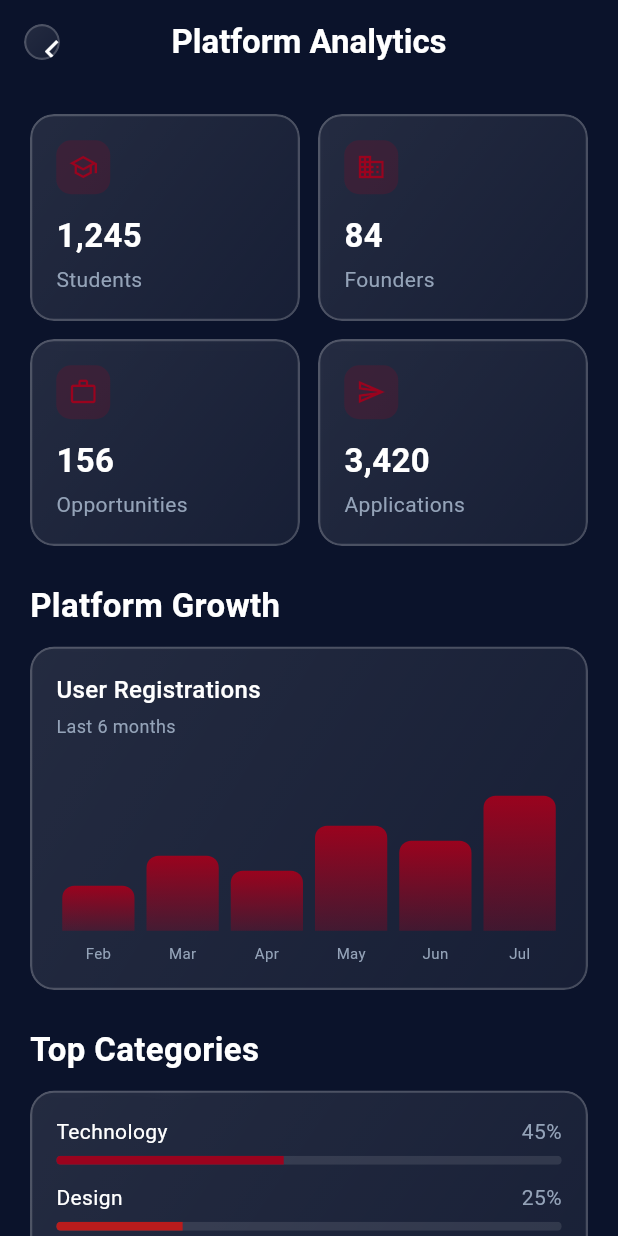
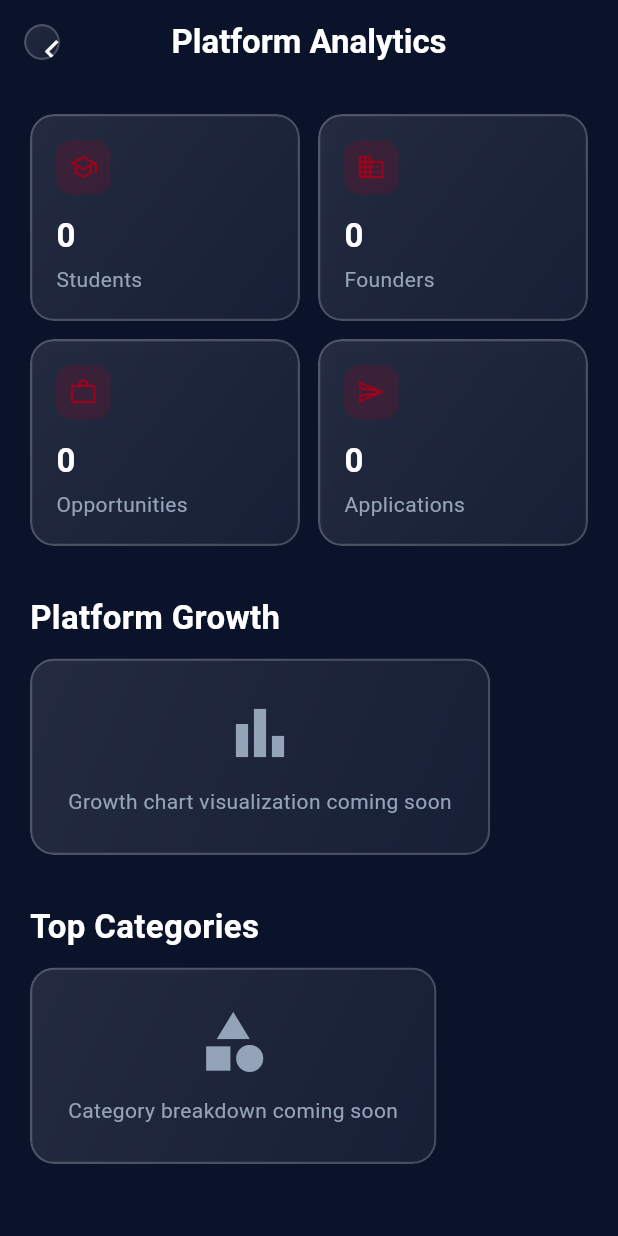
Before and after one commit to ingdia/alu_spark, a Flutter app: the AdminAnalyticsScreen screen opened by its route, on a phone screen of 412 x 824 dp. Run offline on Flutter 3.47's test engine with Material 3 defaults, Android fonts, the phone set to English and light mode, and no system bars; our stand-ins replace cloud_firestore, file_picker, firebase_auth, firebase_core, firebase_storage, flutter_riverpod and 1 more; accounts and stored records are empty.

Commit message:
feat(admin): wire analytics screen to Firestore for platform metrics
- Created PlatformStats entity to aggregate core platform metrics
- Implemented AnalyticsRepository to fetch counts from users,

```diff
--- a/lib/core/providers/repository_providers.dart
+++ b/lib/core/providers/repository_providers.dart
@@ -7,6 +7,8 @@ import 'package:alu_spark/features/startup_profile/data/repositories/startup_rep
 import 'package:alu_spark/features/startup_profile/domain/repositories/startup_repository.dart';
 import 'package:alu_spark/features/admin_user_management/data/repositories/user_repository_impl.dart';
 import 'package:alu_spark/features/admin_user_management/domain/repositories/user_repository.dart';
+import 'package:alu_spark/features/admin_analytics/data/repositories/analytics_repository_impl.dart';
+import 'package:alu_spark/features/admin_analytics/domain/repositories/analytics_repository.dart';
 
 // Opportunity Repository
 final opportunityRepositoryProvider = Provider<OpportunityRepository>((ref) {
@@ -27,3 +29,8 @@ final startupRepositoryProvider = Provider<StartupRepository>((ref) {
 final userRepositoryProvider = Provider<UserRepository>((ref) {
   return UserRepositoryImpl();
 });
+
+// Analytics Repository (For Admin)
+final analyticsRepositoryProvider = Provider<AnalyticsRepository>((ref) {
+  return AnalyticsRepositoryImpl();
+});
--- /dev/null
+++ b/lib/features/admin_analytics/data/repositories/analytics_repository_impl.dart
@@ -0,0 +1,35 @@
+import 'package:cloud_firestore/cloud_firestore.dart';
+import 'package:alu_spark/features/admin_analytics/domain/entities/platform_stats.dart';
+import 'package:alu_spark/features/admin_analytics/domain/repositories/analytics_repository.dart';
+
+class AnalyticsRepositoryImpl implements AnalyticsRepository {
+  final FirebaseFirestore _firestore;
+
+  AnalyticsRepositoryImpl({FirebaseFirestore? firestore})
+      : _firestore = firestore ?? FirebaseFirestore.instance;
+
+  @override
+  Future<PlatformStats> getPlatformStats() async {
+    // Note: In a production app, use Cloud Functions to maintain a 'stats' document
+    // to avoid reading entire collections on every load.
+    final usersSnap = await _firestore.collection('users').get();
+    final oppsSnap = await _firestore.collection('opportunities').get();
+    final appsSnap = await _firestore.collection('applications').get();
+
+    int students = 0;
+    int founders = 0;
+
+    for (var doc in usersSnap.docs) {
+      final role = doc.data()['role'];
+      if (role == 'student') students++;
+      if (role == 'founder') founders++;
+    }
+
+    return PlatformStats(
+      totalStudents: students,
+      totalFounders: founders,
+      totalOpportunities: oppsSnap.size,
+      totalApplications: appsSnap.size,
+    );
+  }
+}
--- /dev/null
+++ b/lib/features/admin_analytics/domain/entities/platform_stats.dart
@@ -0,0 +1,13 @@
+class PlatformStats {
+  final int totalStudents;
+  final int totalFounders;
+  final int totalOpportunities;
+  final int totalApplications;
+
+  PlatformStats({
+    required this.totalStudents,
+    required this.totalFounders,
+    required this.totalOpportunities,
+    required this.totalApplications,
+  });
+}
--- /dev/null
+++ b/lib/features/admin_analytics/domain/repositories/analytics_repository.dart
@@ -0,0 +1,5 @@
+import 'package:alu_spark/features/admin_analytics/domain/entities/platform_stats.dart';
+
+abstract class AnalyticsRepository {
+  Future<PlatformStats> getPlatformStats();
+}
--- /dev/null
+++ b/lib/features/admin_analytics/presentation/providers/analytics_provider.dart
@@ -0,0 +1,8 @@
+import 'package:flutter_riverpod/flutter_riverpod.dart';
+import 'package:alu_spark/core/providers/repository_providers.dart';
+import 'package:alu_spark/features/admin_analytics/domain/entities/platform_stats.dart';
+
+final platformStatsProvider = FutureProvider<PlatformStats>((ref) {
+  final repository = ref.watch(analyticsRepositoryProvider);
+  return repository.getPlatformStats();
+});
--- a/lib/features/admin_analytics/presentation/screens/admin_analytics_screen.dart
+++ b/lib/features/admin_analytics/presentation/screens/admin_analytics_screen.dart
@@ -3,41 +3,33 @@ import 'package:flutter_riverpod/flutter_riverpod.dart';
 import 'package:alu_spark/app/theme/app_colors.dart';
 import 'package:alu_spark/app/theme/app_text_styles.dart';
 import 'package:alu_spark/core/widgets/glassmorphism_container.dart';
+import 'package:alu_spark/core/widgets/loading_widget.dart';
+import 'package:alu_spark/core/widgets/error_state_widget.dart';
+import 'package:alu_spark/features/admin_analytics/presentation/providers/analytics_provider.dart';
+import 'package:alu_spark/features/admin_analytics/domain/entities/platform_stats.dart';
 
 class AdminAnalyticsScreen extends ConsumerWidget {
   const AdminAnalyticsScreen({super.key});
 
   @override
   Widget build(BuildContext context, WidgetRef ref) {
+    final statsAsync = ref.watch(platformStatsProvider);
+
     return Scaffold(
       backgroundColor: AppColors.darkBlue,
-      appBar: _buildAppBar(context),
-      body: SingleChildScrollView(
-        padding: const EdgeInsets.all(20),
-        child: Column(
-          crossAxisAlignment: CrossAxisAlignment.start,
-          children: [
-            _buildSummaryStats(),
-            const SizedBox(height: 24),
-            _buildSectionTitle('Platform Growth'),
-            const SizedBox(height: 12),
-            _buildGrowthChart(),
-            const SizedBox(height: 24),
-            _buildSectionTitle('Top Categories'),
-            const SizedBox(height: 12),
-            _buildTopCategories(),
-            const SizedBox(height: 24),
-            _buildSectionTitle('Recent Activity'),
-            const SizedBox(height: 12),
-            _buildRecentActivity(),
-            const SizedBox(height: 20),
-          ],
+      appBar: _buildAppBar(),
+      body: statsAsync.when(
+        loading: () => const LoadingWidget(message: 'Calculating platform metrics...'),
+        error: (error, _) => ErrorStateWidget(
+          message: error.toString(),
+          onRetry: () => ref.invalidate(platformStatsProvider),
         ),
+        data: (stats) => _buildContent(context, stats),
       ),
     );
   }
 
-  PreferredSizeWidget _buildAppBar(BuildContext context) {
+  PreferredSizeWidget _buildAppBar() {
     return AppBar(
       backgroundColor: Colors.transparent,
       elevation: 0,
@@ -61,22 +53,43 @@ class AdminAnalyticsScreen extends ConsumerWidget {
     );
   }
 
-  Widget _buildSummaryStats() {
+  Widget _buildContent(BuildContext context, PlatformStats stats) {
+    return SingleChildScrollView(
+      padding: const EdgeInsets.all(20),
+      child: Column(
+        crossAxisAlignment: CrossAxisAlignment.start,
+        children: [
+          _buildSummaryStats(stats),
+          const SizedBox(height: 32),
+          _buildSectionTitle('Platform Growth'),
+          const SizedBox(height: 12),
+          _buildGrowthChartPlaceholder(),
+          const SizedBox(height: 32),
+          _buildSectionTitle('Top Categories'),
+          const SizedBox(height: 12),
+          _buildTopCategoriesPlaceholder(),
+          const SizedBox(height: 20),
+        ],
+      ),
+    );
+  }
+
+  Widget _buildSummaryStats(PlatformStats stats) {
     return Column(
       children: [
         Row(
           children: [
-            Expanded(child: _buildStatCard('Students', '1,245', Icons.school_outlined)),
+            Expanded(child: _buildStatCard('Students', '${stats.totalStudents}', Icons.school_outlined)),
             const SizedBox(width: 12),
-            Expanded(child: _buildStatCard('Founders', '84', Icons.business_outlined)),
+            Expanded(child: _buildStatCard('Founders', '${stats.totalFounders}', Icons.business_outlined)),
           ],
         ),
         const SizedBox(height: 12),
         Row(
           children: [
-            Expanded(child: _buildStatCard('Opportunities', '156', Icons.work_outline)),
+            Expanded(child: _buildStatCard('Opportunities', '${stats.totalOpportunities}', Icons.work_outline)),
             const SizedBox(width: 12),
-            Expanded(child: _buildStatCard('Applications', '3,420', Icons.send_outlined)),
+            Expanded(child: _buildStatCard('Applications', '${stats.totalApplications}', Icons.send_outlined)),
           ],
         ),
       ],
@@ -94,7 +107,7 @@ class AdminAnalyticsScreen extends ConsumerWidget {
           Container(
             padding: const EdgeInsets.all(8),
             decoration: BoxDecoration(
-              color: AppColors.darkRed.withValues(alpha: 0.2),
+              color: AppColors.darkRed.withOpacity(0.2),
               borderRadius: BorderRadius.circular(10),
             ),
             child: Icon(icon, color: AppColors.darkRed, size: 20),
@@ -121,180 +134,41 @@ class AdminAnalyticsScreen extends ConsumerWidget {
     );
   }
 
-  Widget _buildGrowthChart() {
-    // Dummy data for chart
-    final List<double> chartData = [0.3, 0.5, 0.4, 0.7, 0.6, 0.9];
-    final List<String> months = ['Feb', 'Mar', 'Apr', 'May', 'Jun', 'Jul'];
-    const double maxHeight = 100.0;
-
+  Widget _buildGrowthChartPlaceholder() {
     return GlassmorphicContainer(
       blur: 10,
       borderRadius: 16,
-      padding: const EdgeInsets.all(16),
+      padding: const EdgeInsets.all(24),
       child: Column(
-        crossAxisAlignment: CrossAxisAlignment.start,
         children: [
+          Icon(Icons.bar_chart, color: AppColors.textSecondary, size: 48),
+          const SizedBox(height: 12),
           Text(
-            'User Registrations',
-            style: AppTextStyles.bodyLarge.copyWith(color: AppColors.white),
-          ),
-          const SizedBox(height: 4),
-          Text(
-            'Last 6 months',
-            style: AppTextStyles.bodyMedium.copyWith(
-              color: AppColors.textSecondary,
-              fontSize: 12,
-            ),
-          ),
-          const SizedBox(height: 20),
-          SizedBox(
-            height: maxHeight + 30, // 100 for bars + 30 for labels
-            child: Row(
-              crossAxisAlignment: CrossAxisAlignment.end,
-              children: chartData.asMap().entries.map((entry) {
-                final index = entry.key;
-                final value = entry.value;
-                return Expanded(
-                  child: Padding(
-                    padding: const EdgeInsets.symmetric(horizontal: 4),
-                    child: Column(
-                      mainAxisAlignment: MainAxisAlignment.end,
-                      children: [
-                        Container(
-                          width: double.infinity,
-                          height: maxHeight * value,
-                          decoration: BoxDecoration(
-                            gradient: LinearGradient(
-                              begin: Alignment.topCenter,
-                              end: Alignment.bottomCenter,
-                              colors: [
-                                AppColors.darkRed,
-                                AppColors.darkRed.withValues(alpha: 0.3),
-                              ],
-                            ),
-                            borderRadius: const BorderRadius.vertical(
-                              top: Radius.circular(8),
-                            ),
-                          ),
-                        ),
-                        const SizedBox(height: 8),
-                        Text(
-                          months[index],
-                          style: AppTextStyles.bodyMedium.copyWith(
-                            color: AppColors.textSecondary,
-                            fontSize: 10,
-                          ),
-                        ),
-                      ],
-                    ),
-                  ),
-                );
-              }).toList(),
-            ),
+            'Growth chart visualization coming soon',
+            style: AppTextStyles.bodyMedium.copyWith(color: AppColors.textSecondary),
+            textAlign: TextAlign.center,
           ),
         ],
       ),
     );
   }
 
-  Widget _buildTopCategories() {
-    // Using final because the list contains AppColors values
-    final List<Map<String, dynamic>> categories = [
-      {'name': 'Technology', 'percentage': 45, 'color': AppColors.darkRed},
-      {'name': 'Design', 'percentage': 25, 'color': AppColors.darkRedLight},
-      {'name': 'Marketing', 'percentage': 15, 'color': AppColors.lightGray},
-      {'name': 'Business', 'percentage': 10, 'color': AppColors.textSecondary},
-      {'name': 'Finance', 'percentage': 5, 'color': AppColors.borderGlass},
-    ];
-
+  Widget _buildTopCategoriesPlaceholder() {
     return GlassmorphicContainer(
       blur: 10,
       borderRadius: 16,
-      padding: const EdgeInsets.all(16),
+      padding: const EdgeInsets.all(24),
       child: Column(
-        children: categories.map((cat) {
-          return Padding(
-            padding: const EdgeInsets.only(bottom: 12),
-            child: Column(
-              crossAxisAlignment: CrossAxisAlignment.start,
-              children: [
-                Row(
-                  mainAxisAlignment: MainAxisAlignment.spaceBetween,
-                  children: [
-                    Text(
-                      cat['name'] as String,
-                      style: AppTextStyles.bodyMedium.copyWith(color: AppColors.white),
-                    ),
-                    Text(
-                      '${cat['percentage']}%',
-                      style: AppTextStyles.bodyMedium.copyWith(color: AppColors.textSecondary),
-                    ),
-                  ],
-                ),
-                const SizedBox(height: 6),
-                ClipRRect(
-                  borderRadius: BorderRadius.circular(4),
-                  child: LinearProgressIndicator(
-                    value: (cat['percentage'] as int) / 100.0,
-                    backgroundColor: AppColors.glassWhite,
-                    valueColor: AlwaysStoppedAnimation<Color>(cat['color'] as Color),
-                    minHeight: 6,
-                  ),
-                ),
-              ],
-            ),
-          );
-        }).toList(),
+        children: [
+          Icon(Icons.category, color: AppColors.textSecondary, size: 48),
+          const SizedBox(height: 12),
+          Text(
+            'Category breakdown coming soon',
+            style: AppTextStyles.bodyMedium.copyWith(color: AppColors.textSecondary),
+            textAlign: TextAlign.center,
+          ),
+        ],
       ),
     );
   }
-
-  Widget _buildRecentActivity() {
-    // Using final because the list contains AppColors values
-    final List<Map<String, dynamic>> activities = [
-      {'icon': Icons.send_outlined, 'text': 'Alex Johnson applied to Frontend Developer', 'time': '2m ago'},
-      {'icon': Icons.verified_outlined, 'text': 'EcoTech Solutions was verified', 'time': '1h ago'},
-      {'icon': Icons.add_circle_outline, 'text': 'New opportunity posted at DesignHub', 'time': '3h ago'},
-      {'icon': Icons.person_add_outlined, 'text': 'Sarah Lee joined as a Student', 'time': '5h ago'},
-    ];
-
-    return Column(
-      children: activities.map((act) {
-        return Padding(
-          padding: const EdgeInsets.only(bottom: 12),
-          child: GlassmorphicContainer(
-            blur: 10,
-            borderRadius: 16,
-            padding: const EdgeInsets.all(12),
-            child: Row(
-              children: [
-                Container(
-                  padding: const EdgeInsets.all(8),
-                  decoration: BoxDecoration(
-                    color: AppColors.darkRed.withValues(alpha: 0.2),
-                    borderRadius: BorderRadius.circular(10),
-                  ),
-                  child: Icon(act['icon'] as IconData, color: AppColors.darkRed, size: 20),
-                ),
-                const SizedBox(width: 12),
-                Expanded(
-                  child: Text(
-                    act['text'] as String,
-                    style: AppTextStyles.bodyMedium.copyWith(color: AppColors.white),
-                  ),
-                ),
-                Text(
-                  act['time'] as String,
-                  style: AppTextStyles.bodyMedium.copyWith(
-                    color: AppColors.textSecondary,
-                    fontSize: 12,
-                  ),
-                ),
-              ],
-            ),
-          ),
-        );
-      }).toList(),
-    );
-  }
 }
```
